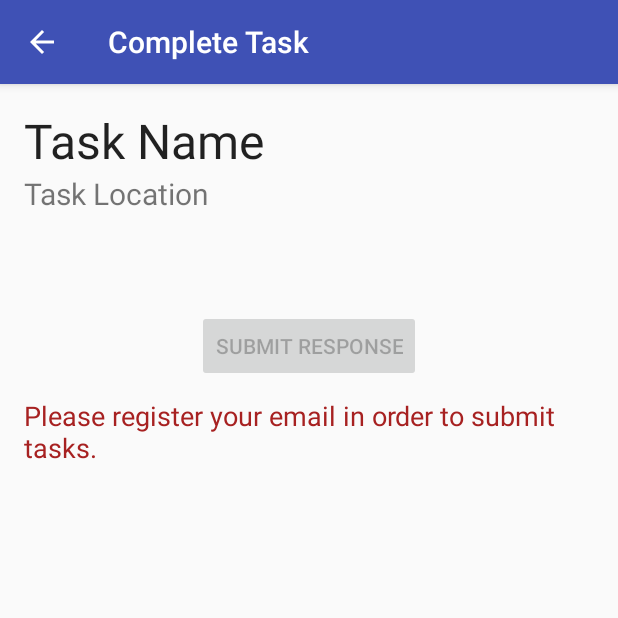
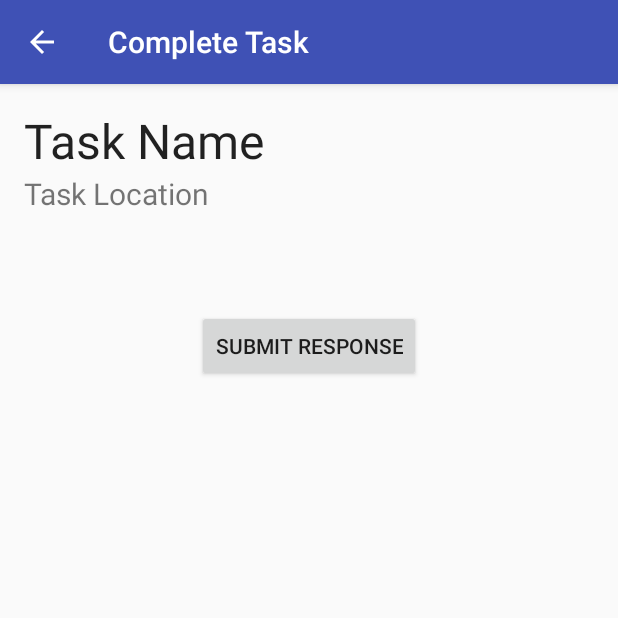
Before and after one commit to CMUChimpsLab/CrowdsourcingApp, an Android app: the TaskCompleteActivity screen opened directly, with no data from a screen before it, on a phone screen of 412 x 824 dp, the top half of it. Run offline under Robolectric (Android 15) with nearby library versions, the phone set to English and light mode, and no system bars; 5 statements that could not run were skipped.

Commit message:
remove unused service and constants, remove registration check for task completion

```diff
--- a/app/src/main/AndroidManifest.xml
+++ b/app/src/main/AndroidManifest.xml
@@ -89,9 +89,6 @@
             android:name=".services.FetchAddressIntentService"
             android:exported="false" />
         <service
-            android:name=".services.RegisterUserIntentService"
-            android:exported="false" />
-        <service
             android:name=".services.GcmRegistrationIntentService"
             android:exported="false" />
 
--- a/app/src/main/java/com/dhchoi/crowdsourcingapp/Constants.java
+++ b/app/src/main/java/com/dhchoi/crowdsourcingapp/Constants.java
@@ -11,15 +11,11 @@ public class Constants {
     public static final String USER_LOGGED_IN = PACKAGE_NAME + ".USER_LOGGED_IN";
     public static final String USER_ID_KEY = PACKAGE_NAME + ".USER_ID_KEY";
     public static final String USER_GCM_TOKEN_KEY = PACKAGE_NAME + ".USER_GCM_TOKEN_KEY";
-    public static final String USER_REGISTERED_KEY = PACKAGE_NAME + ".USER_REGISTERED_KEY";
 
     public static final String APP_SERVER_BASE_URL = "http://ec2-54-221-193-1.compute-1.amazonaws.com:3000";
-    public static final String APP_SERVER_TASK_RESPOND_URL = APP_SERVER_BASE_URL + "/db/task-respond";
+    public static final String APP_SERVER_TASK_COMPLETE_URL = APP_SERVER_BASE_URL + "/db/task-respond";
     public static final String APP_SERVER_TASK_SYNC_URL = APP_SERVER_BASE_URL + "/db/task-sync";
     public static final String APP_SERVER_TASK_FETCH_URL = APP_SERVER_BASE_URL + "/db/task-fetch";
     public static final String APP_SERVER_USER_CREATE_URL = APP_SERVER_BASE_URL + "/db/user-create";
 
-    public static final int RESULT_RECEIVER_SUCCESS = 0;
-    public static final int RESULT_RECEIVER_FAIL = -1;
-
 }
--- a/app/src/main/java/com/dhchoi/crowdsourcingapp/activities/TaskCompleteActivity.java
+++ b/app/src/main/java/com/dhchoi/crowdsourcingapp/activities/TaskCompleteActivity.java
@@ -93,7 +93,7 @@ public class TaskCompleteActivity extends AppCompatActivity {
                 mSubmitResponseButton.setEnabled(false);
                 submitResponseProgressBar.setVisibility(ProgressBar.VISIBLE);
 
-                new HttpClientAsyncTask(Constants.APP_SERVER_TASK_RESPOND_URL, HttpClientCallable.POST, getUserResponses()) {
+                new HttpClientAsyncTask(Constants.APP_SERVER_TASK_COMPLETE_URL, HttpClientCallable.POST, getUserResponses()) {
                     @Override
                     protected void onPostExecute(String response) {
                         mSubmitResponseButton.setEnabled(true);
@@ -128,13 +128,6 @@ public class TaskCompleteActivity extends AppCompatActivity {
     }
 
     private void updateSubmitResponseButtonStatus() {
-        if (!mSharedPreferences.getBoolean(Constants.USER_REGISTERED_KEY, false)) {
-            mSubmitResponseButton.setEnabled(false);
-            mSubmissionNotice.setVisibility(TextView.VISIBLE);
-            mSubmissionNotice.setText("Please register your email in order to submit tasks.");
-            return;
-        }
-
         if (!mTask.isActivated()) {
             mSubmitResponseButton.setEnabled(false);
             mSubmissionNotice.setVisibility(TextView.VISIBLE);
--- a/app/src/main/java/com/dhchoi/crowdsourcingapp/fragments/TaskAvailableMapFragment.java
+++ b/app/src/main/java/com/dhchoi/crowdsourcingapp/fragments/TaskAvailableMapFragment.java
@@ -140,6 +140,8 @@ public class TaskAvailableMapFragment extends SupportMapFragment implements
         } else {
             Log.d(Constants.TAG, "ACCESS_FINE_LOCATION not granted and will not perform setMyLocationEnabled(true)");
         }
+
+        updateMarkers();
     }
 
     @Override
```
